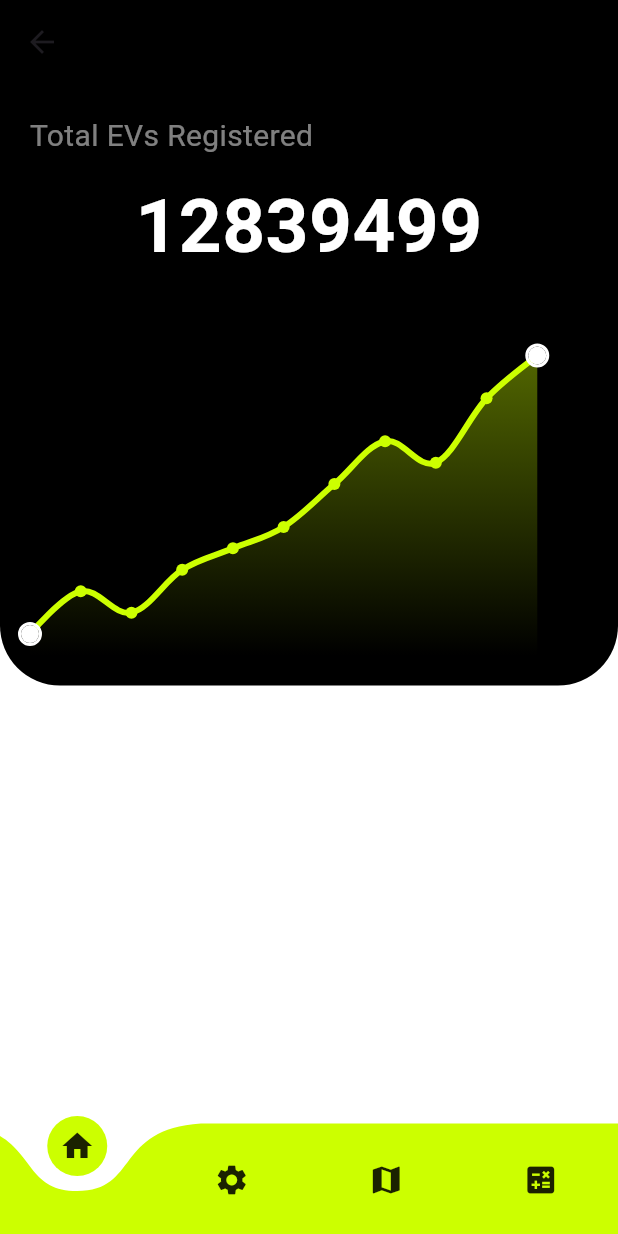
After one commit to gawdeChinmay/Ev-Tracker, a Flutter app: the Homepage screen opened directly, on a phone screen of 412 x 824 dp. The commit adds this screen. Run offline on Flutter 3.47's test engine with Material 3 defaults, Android fonts, the phone set to English and light mode, and no system bars; drawn by our look-alikes of curved_navigation_bar, fl_chart; our stand-ins replace google_fonts, page_transition, simple_animations; missing offline and left inert: curved_nav_bar, sa4_migration_kit.

Commit message:
bottom nav bar and graph

```diff
--- /dev/null
+++ b/lib/charts/EvIncGraph.dart
@@ -0,0 +1,19 @@
+import 'package:flutter/material.dart';
+
+class EvIncGraph extends StatelessWidget {
+  const EvIncGraph({super.key});
+
+  @override
+  Widget build(BuildContext context) {
+    return Scaffold(
+        backgroundColor: Colors.amber,
+        body: SingleChildScrollView(
+          // child: Container(
+          //   color: Colors.black,
+          //   height: 50.0,
+          //   width: MediaQuery.of(context).size.width,
+          // ),
+          child: Text("hello"),
+        ));
+  }
+}
--- /dev/null
+++ b/lib/pages/EvDashBoard.dart
@@ -0,0 +1,174 @@
+import 'package:fl_chart/fl_chart.dart';
+import 'package:flutter/material.dart';
+import 'package:google_fonts/google_fonts.dart';
+
+class Evdashboard extends StatelessWidget {
+  const Evdashboard({super.key});
+
+  @override
+  Widget build(BuildContext context) {
+    final screenHeight = MediaQuery.of(context).size.height;
+
+    return Scaffold(
+      backgroundColor: Colors.white,
+      appBar: AppBar(
+        backgroundColor: Colors.black,
+        elevation: 0.0,
+      ),
+      body: CustomScrollView(
+        physics: ClampingScrollPhysics(),
+        slivers: <Widget>[
+          _buildHeader(screenHeight),
+        ],
+      ),
+    );
+  }
+
+  SliverToBoxAdapter _buildHeader(double screenHeight) {
+    final List<Color> gradiantColors = [Colors.white, Colors.black];
+
+    return SliverToBoxAdapter(
+      child: Container(
+        padding: const EdgeInsets.all(20.0),
+        decoration: const BoxDecoration(
+          color: Colors.black,
+          borderRadius: BorderRadius.only(
+            bottomLeft: Radius.circular(40.0),
+            bottomRight: Radius.circular(40.0),
+          ),
+        ),
+        child: Column(
+          crossAxisAlignment: CrossAxisAlignment.start,
+          children: <Widget>[
+            Text(
+              'Total EVs Registered',
+              style: GoogleFonts.roboto(
+                color: Colors.white.withOpacity(0.5),
+                fontSize: 20.0,
+                fontWeight: FontWeight.normal,
+              ),
+              textAlign: TextAlign.center,
+            ),
+            const SizedBox(
+              height: 10,
+            ),
+            Center(
+              child: Text(
+                '12839499',
+                style: GoogleFonts.roboto(
+                  color: Colors.white,
+                  fontSize: 50.0,
+                  fontWeight: FontWeight.bold,
+                ),
+                textAlign: TextAlign.center,
+              ),
+            ),
+            const SizedBox(
+              height: 50,
+            ),
+            SizedBox(
+              height: 200, // Set the height of the chart
+              child: LineChart(
+                LineChartData(
+                  gridData: FlGridData(show: false), // Show grid lines
+                  titlesData: FlTitlesData(
+                    show: false,
+                    leftTitles: AxisTitles(
+                      sideTitles: SideTitles(
+                        showTitles: false,
+                        getTitlesWidget: (value, meta) {
+                          return Text(
+                            value.toInt().toString(),
+                            style: TextStyle(color: Colors.black, fontSize: 10),
+                          );
+                        },
+                        interval: 5000, // Set interval for Y-axis
+                      ),
+                    ),
+                    bottomTitles: AxisTitles(
+                      sideTitles: SideTitles(
+                        showTitles: true,
+                        getTitlesWidget: (value, meta) {
+                          return Text(
+                            '202${value.toInt() + 1}',
+                            style: TextStyle(color: Colors.white, fontSize: 10),
+                          );
+                        },
+                        interval: 1, // Set interval for X-axis
+                      ),
+                    ),
+                  ),
+                  borderData: FlBorderData(show: false),
+                  minX: 0,
+                  maxX: 11, // 12 months (0-11)
+                  minY: 0,
+                  maxY: 70000, // Maximum value for Y-axis
+                  lineBarsData: [
+                    LineChartBarData(
+                      spots: [
+                        FlSpot(0, 5000),
+                        FlSpot(1, 15000),
+                        FlSpot(2, 10000),
+                        FlSpot(3, 20000),
+                        FlSpot(4, 25000),
+                        FlSpot(5, 30000),
+                        FlSpot(6, 40000),
+                        FlSpot(7, 50000),
+                        FlSpot(8, 45000),
+                        FlSpot(9, 60000),
+                        FlSpot(10, 70000),
+                      ],
+                      isCurved: true,
+                      color: Color.fromARGB(255, 204, 255, 0),
+                      // gradient: LinearGradient(
+                      //   colors: [
+                      //     Colors.black,
+                      //     Color.fromARGB(255, 204, 255, 0), // Start color
+                      //     // End color
+                      //   ],
+                      //   begin: Alignment.topLeft,
+                      //   end: Alignment.bottomRight,
+                      // ),
+
+                      barWidth: 4,
+                      belowBarData: BarAreaData(
+                        show: true,
+                        gradient: LinearGradient(
+                          colors: [
+                            Color.fromARGB(255, 204, 255, 0).withOpacity(0.4),
+                            Colors.black.withOpacity(0.4),
+                          ],
+                          begin: Alignment.topCenter,
+                          end: Alignment.bottomCenter,
+                        ),
+                      ),
+                      dotData: FlDotData(
+                        show: true,
+                        getDotPainter: (spot, percent, barData, index) {
+                          // Highlight the first and last points
+                          if (index == 0 || index == barData.spots.length - 1) {
+                            return FlDotCirclePainter(
+                              radius: 6, // Size of the highlighted dots
+                              color:
+                                  Colors.white, // Color of the highlighted dots
+                              strokeWidth: 2,
+                              strokeColor: Colors.white,
+                            );
+                          }
+                          return FlDotCirclePainter(
+                            radius: 4, // Default size for other points
+                            color: Color.fromARGB(255, 204, 255, 0),
+                          );
+                        },
+                      ),
+                    ),
+                  ],
+                ),
+              ),
+            ),
+          ],
+        ),
+      ),
+    );
+  }
+}
--- a/lib/pages/HomePage.dart
+++ b/lib/pages/HomePage.dart
@@ -1,15 +1,48 @@
+import 'package:curved_nav_bar/flutter_curved_bottom_nav_bar.dart';
+import 'package:curved_navigation_bar/curved_navigation_bar.dart';
+import 'package:ev_tracker/pages/EvDashBoard.dart';
+import 'package:ev_tracker/pages/calculateEvCost.dart';
+import 'package:ev_tracker/pages/statesWiseEv.dart';
+import 'package:ev_tracker/pages/subsidyEv.dart';
 import 'package:flutter/material.dart';
 
-class Homepage extends StatelessWidget {
+class Homepage extends StatefulWidget {
   const Homepage({super.key});
+
+  @override
+  State<Homepage> createState() => _HomepageState();
+}
+
+class _HomepageState extends State<Homepage> {
+  int currentIndex = 0;
+
+  final List<Widget> pages = [
+    const Evdashboard(),
+    const StateswiseEv(),
+    const SubsidyEv(),
+    const CalculateEvCost(),
+  ];
 
   @override
   Widget build(BuildContext context) {
     return Scaffold(
-      backgroundColor: Colors.black,
-      body: Center(
-        child: const Text("Home"),
-      ),
+      backgroundColor: Colors.white,
+      body: pages[currentIndex],
+      bottomNavigationBar: CurvedNavigationBar(
+          backgroundColor: Colors.white,
+          color: Color.fromARGB(255, 204, 255, 0),
+          animationDuration: Duration(milliseconds: 300),
+          onTap: (index) {
+            setState(() {
+              currentIndex = index;
+            });
+          },
+          items: [
+            Icon(Icons.home),
+            Icon(Icons.settings),
+            Icon(Icons.map),
+            Icon(Icons.calculate),
+          ]),
     );
   }
 }
--- a/lib/pages/StarterPage.dart
+++ b/lib/pages/StarterPage.dart
@@ -129,7 +129,7 @@ class _StarterpageState extends State<Starterpage>
                           elevation: 50,
                           shadowColor: Colors.black,
                           backgroundColor:
-                              const Color.fromARGB(255, 145, 255, 0),
+                              const Color.fromARGB(255, 204, 255, 0),
                           minimumSize: const Size(double.infinity, 60),
                         ),
                         child: Text(
--- /dev/null
+++ b/lib/pages/calculateEvCost.dart
@@ -0,0 +1,15 @@
+import 'package:flutter/material.dart';
+
+class CalculateEvCost extends StatelessWidget {
+  const CalculateEvCost({super.key});
+
+  @override
+  Widget build(BuildContext context) {
+    return Center(
+      child: Text(
+        'Calculate',
+        style: TextStyle(color: Colors.white, fontSize: 24),
+      ),
+    );
+  }
+}
--- /dev/null
+++ b/lib/pages/statesWiseEv.dart
@@ -0,0 +1,15 @@
+import 'package:flutter/material.dart';
+
+class StateswiseEv extends StatelessWidget {
+  const StateswiseEv({super.key});
+
+  @override
+  Widget build(BuildContext context) {
+    return Center(
+      child: Text(
+        'State',
+        style: TextStyle(color: Colors.white, fontSize: 24),
+      ),
+    );
+  }
+}
--- /dev/null
+++ b/lib/pages/subsidyEv.dart
@@ -0,0 +1,15 @@
+import 'package:flutter/material.dart';
+
+class SubsidyEv extends StatelessWidget {
+  const SubsidyEv({super.key});
+
+  @override
+  Widget build(BuildContext context) {
+    return Center(
+      child: Text(
+        'Subsidy',
+        style: TextStyle(color: Colors.white, fontSize: 24),
+      ),
+    );
+  }
+}
--- a/pubspec.yaml
+++ b/pubspec.yaml
@@ -41,6 +41,9 @@ dependencies:
   simple_animations: ^5.1.0
   page_transition: ^2.2.1
   sa4_migration_kit: ^1.0.0
+  curved_nav_bar: ^0.0.2
+  curved_navigation_bar: ^1.0.6
+  fl_chart: ^0.70.1
 
 dev_dependencies:
   flutter_test:
```
Also changed, not shown: pubspec.lock.
